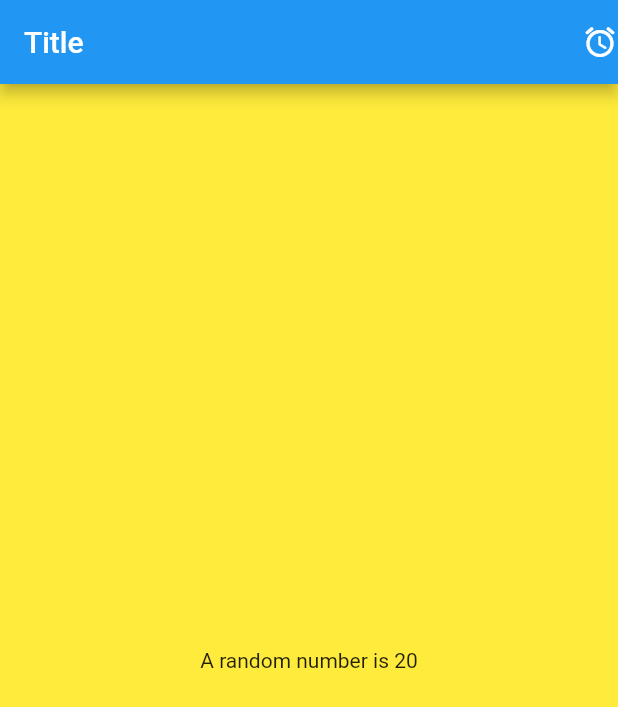
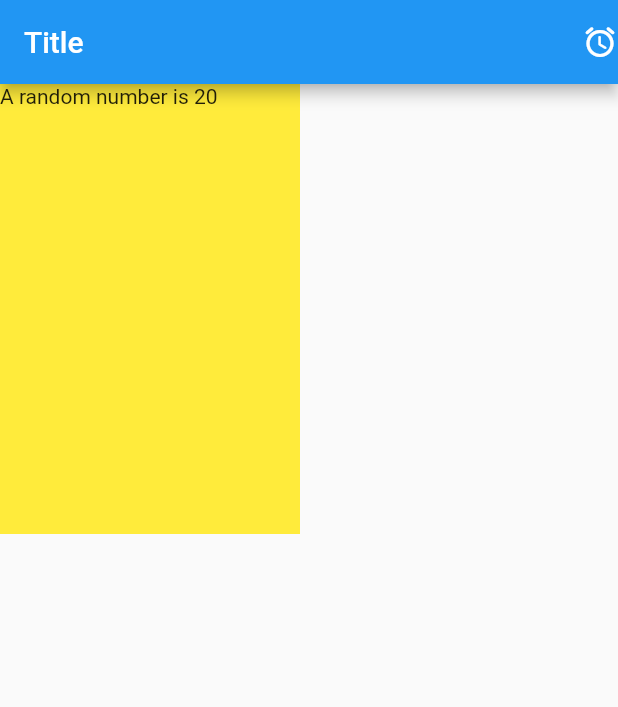
Before and after one commit to sakshi3326/flutter-basic-app2, a Flutter app: the screen it shows after launch, on a phone screen of 412 x 824 dp. Shown: the top 707 px of the screen. Run offline on Flutter 3.47's test engine with Material 2 defaults, Android fonts, the phone set to English and light mode, and no system bars.

Commit message:
container

```diff
--- a/lib/second.dart
+++ b/lib/second.dart
@@ -6,17 +6,20 @@ class Second extends StatelessWidget {
   @override
   Widget build(BuildContext context) {
     return Material(
-        color: Colors.yellow,
-        child: Center(
-            child: Text(
-          'A random number is ${randomNo()}',
-          textDirection: TextDirection.ltr,
-        )));
+      color: Colors.yellow,
+      child: Container(
+          height: 300.0,
+          width: 200.0,
+          child: Text(
+            randomNo(),
+            textDirection: TextDirection.ltr,
+          )),
+    );
   }
 
-  int randomNo() {
+  String randomNo() {
     var r = Random();
     int i = r.nextInt(50);
-    return i;
+    return 'A random number is ${i}';
   }
 }
```
